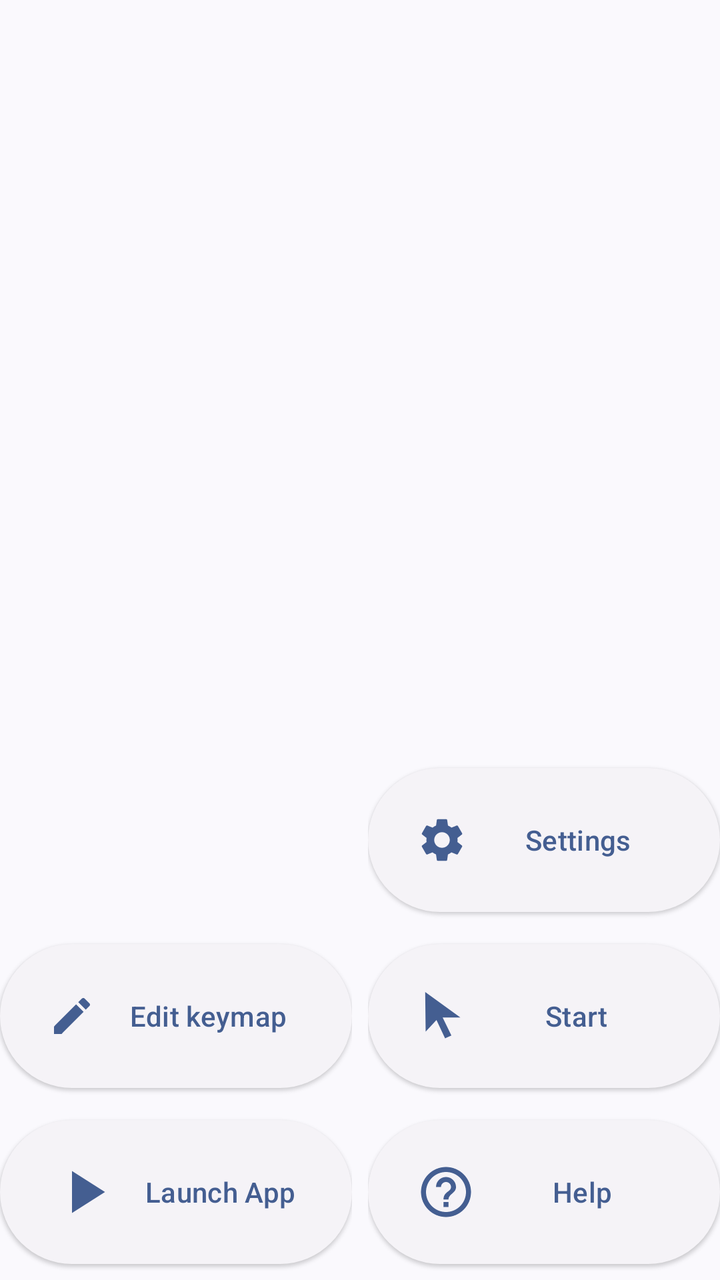
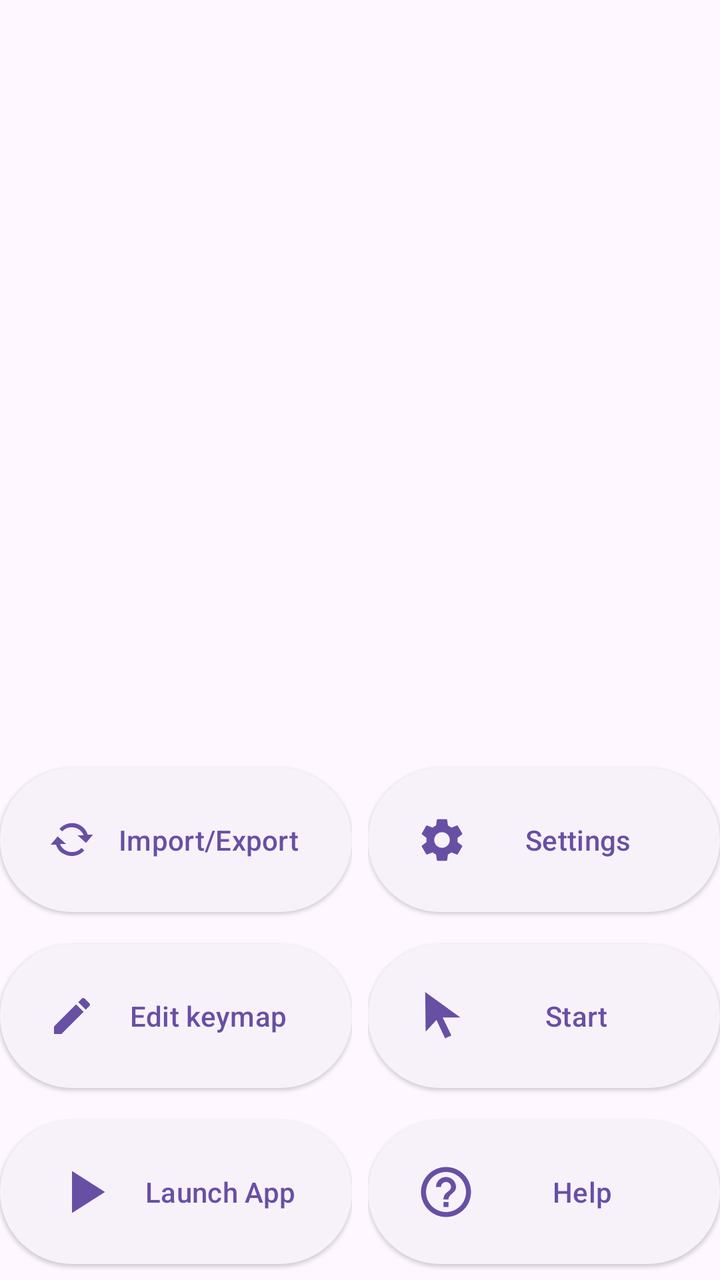

Before-and-after screenshots of an Android layout around one commit, followed by the original layout XML and the change that was made.
<!-- AndroidManifest.xml: application theme Theme.XtMapper -->
<!-- res/layout/activity_main_controls.xml -->
<androidx.constraintlayout.widget.ConstraintLayout android:layout_width="match_parent"
    android:layout_height="wrap_content"
    android:layout_marginBottom="20dp"
    app:layout_constraintBottom_toBottomOf="parent"
    android:gravity="bottom"
    xmlns:android="http://schemas.android.com/apk/res/android"
    xmlns:app="http://schemas.android.com/apk/res-auto">

    <LinearLayout
        android:id="@+id/L1"
        android:layout_width="0dp"
        android:layout_height="wrap_content"
        android:layout_marginRight="4dp"
        android:orientation="vertical"
        app:layout_constraintBottom_toBottomOf="parent"
        app:layout_constraintLeft_toLeftOf="parent"
        app:layout_constraintRight_toLeftOf="@id/L2">

        <com.google.android.material.button.MaterialButton
            style="@style/Widget.Material3.Button.ElevatedButton"
            android:id="@+id/start_editor"
            android:layout_width="match_parent"
            android:layout_height="80dp"
            android:layout_marginVertical="4dp"
            android:drawablePadding="110dp"
            android:text="@string/edit_keymap"
            app:icon="@drawable/ic_create_white_36dp"
            app:iconSize="24dp" />

        <com.google.android.material.button.MaterialButton
            style="@style/Widget.Material3.Button.ElevatedButton"
            android:id="@+id/launch_app"
            android:layout_width="match_parent"
            android:layout_height="80dp"
            android:layout_marginVertical="4dp"
            android:text="@string/launch_app"
            app:icon="@drawable/ic_start_button"
            app:iconSize="36dp" />

    </LinearLayout>

    <LinearLayout
        android:id="@+id/L2"
        android:layout_width="0dp"
        android:layout_height="wrap_content"
        android:orientation="vertical"
        app:layout_constraintLeft_toRightOf="@id/L1"
        app:layout_constraintRight_toRightOf="parent"
        android:layout_marginLeft="4dp"
        app:layout_constraintBottom_toBottomOf="parent">

        <com.google.android.material.button.MaterialButton
            style="@style/Widget.Material3.Button.ElevatedButton"
            android:id="@+id/config_button"
            android:layout_width="match_parent"
            android:layout_height="80dp"
            android:layout_marginVertical="4dp"
            android:text="@string/configure"
            app:icon="@drawable/ic_baseline_settings_24"
            app:iconSize="26dp" />

        <com.google.android.material.button.MaterialButton
            style="@style/Widget.Material3.Button.ElevatedButton"
            android:id="@+id/start_pointer"
            android:layout_width="match_parent"
            android:layout_height="80dp"
            android:layout_marginVertical="4dp"
            android:text="@string/start"
            app:icon="@drawable/ic_pointer_arrow"
            app:iconSize="24dp"/>

        <com.google.android.material.button.MaterialButton
            style="@style/Widget.Material3.Button.ElevatedButton"
            android:id="@+id/about_button"
            android:layout_width="match_parent"
            android:layout_height="80dp"
            android:layout_marginVertical="4dp"
            android:text="@string/help"
            app:icon="@drawable/ic_baseline_help_outline_24"
            app:iconSize="30dp" />
    </LinearLayout>

</androidx.constraintlayout.widget.ConstraintLayout>
<!-- resources referenced by this layout -->
<resources>
  <!-- drawable ic_baseline_help_outline_24 (drawable) -->
  <vector android:autoMirrored="true" android:height="24dp"
      android:tint="#FFFFFF" android:viewportHeight="24"
      android:viewportWidth="24" android:width="24dp" xmlns:android="http://schemas.android.com/apk/res/android">
      <path android:fillColor="@android:color/white"
          android:pathData="M11,18h2v-2h-2v2zM12,2C6.48,2 2,6.48 2,12s4.48,10 10,10 10,-4.48 10,-10S17.52,2 12,2zM12,20c-4.41,0 -8,-3.59 -8,-8s3.59,-8 8,-8 8,3.59 8,8 -3.59,8 -8,8zM12,6c-2.21,0 -4,1.79 -4,4h2c0,-1.1 0.9,-2 2,-2s2,0.9 2,2c0,2 -3,1.75 -3,5h2c0,-2.25 3,-2.5 3,-5 0,-2.21 -1.79,-4 -4,-4z"/>
  </vector>
  <!-- drawable ic_baseline_settings_24 (drawable) -->
  <vector android:height="24dp" android:tint="#FFFFFF"
      android:viewportHeight="24" android:viewportWidth="24"
      android:width="24dp" xmlns:android="http://schemas.android.com/apk/res/android">
      <path android:fillColor="@android:color/white" android:pathData="M19.14,12.94c0.04,-0.3 0.06,-0.61 0.06,-0.94c0,-0.32 -0.02,-0.64 -0.07,-0.94l2.03,-1.58c0.18,-0.14 0.23,-0.41 0.12,-0.61l-1.92,-3.32c-0.12,-0.22 -0.37,-0.29 -0.59,-0.22l-2.39,0.96c-0.5,-0.38 -1.03,-0.7 -1.62,-0.94L14.4,2.81c-0.04,-0.24 -0.24,-0.41 -0.48,-0.41h-3.84c-0.24,0 -0.43,0.17 -0.47,0.41L9.25,5.35C8.66,5.59 8.12,5.92 7.63,6.29L5.24,5.33c-0.22,-0.08 -0.47,0 -0.59,0.22L2.74,8.87C2.62,9.08 2.66,9.34 2.86,9.48l2.03,1.58C4.84,11.36 4.8,11.69 4.8,12s0.02,0.64 0.07,0.94l-2.03,1.58c-0.18,0.14 -0.23,0.41 -0.12,0.61l1.92,3.32c0.12,0.22 0.37,0.29 0.59,0.22l2.39,-0.96c0.5,0.38 1.03,0.7 1.62,0.94l0.36,2.54c0.05,0.24 0.24,0.41 0.48,0.41h3.84c0.24,0 0.44,-0.17 0.47,-0.41l0.36,-2.54c0.59,-0.24 1.13,-0.56 1.62,-0.94l2.39,0.96c0.22,0.08 0.47,0 0.59,-0.22l1.92,-3.32c0.12,-0.22 0.07,-0.47 -0.12,-0.61L19.14,12.94zM12,15.6c-1.98,0 -3.6,-1.62 -3.6,-3.6s1.62,-3.6 3.6,-3.6s3.6,1.62 3.6,3.6S13.98,15.6 12,15.6z"/>
  </vector>
  <!-- drawable ic_create_white_36dp (drawable) -->
  <vector
      android:tint="#FFFFFF"
      android:viewportHeight="24.0" android:viewportWidth="24.0"
      android:width="36dp" android:height="36dp"
      xmlns:android="http://schemas.android.com/apk/res/android">
      <path android:fillColor="#FFFFFFFF"
          android:pathData="M3,17.25V21h3.75L17.81,9.94l-3.75,-3.75L3,17.25zM20.71,7.04c0.39,-0.39 0.39,-1.02 0,-1.41l-2.34,-2.34c-0.39,-0.39 -1.02,-0.39 -1.41,0l-1.83,1.83 3.75,3.75 1.83,-1.83z"/>
  </vector>
  <!-- drawable ic_pointer_arrow (drawable) -->
  <vector xmlns:android="http://schemas.android.com/apk/res/android"
      android:width="24dp"
      android:height="24dp"
      android:viewportWidth="1"
      android:viewportHeight="1">
    <path
        android:pathData="M10,3.125L10,4.125L11,4.125L11,3.125Z"
        android:fillColor="#00000000"
        android:fillAlpha="1"/>
    <path
        android:pathData="M-0,-0L-0,1L1,1L1,-0Z"
        android:fillColor="#00000000"/>
    <path
        android:pathData="M0.7374,0.9067L0.6055,0.9663L0.4266,0.5836L0.2012,0.8251L0.1914,-0L0.9252,0.5306L0.5553,0.53Z"
        android:strokeLineJoin="miter"
        android:strokeWidth="0"
        android:fillColor="#FFFFFF"
        android:strokeLineCap="butt"/>
  </vector>
  <!-- drawable ic_start_button (drawable) -->
  <vector android:height="24dp" android:tint="#FFFFFF"
      android:viewportHeight="24" android:viewportWidth="24"
      android:width="24dp" xmlns:android="http://schemas.android.com/apk/res/android">
      <path android:fillColor="@android:color/white" android:pathData="M8,5v14l11,-7z"/>
  </vector>
  <string name="configure">Settings</string>
  <string name="edit_keymap">Edit keymap</string>
  <string name="help">Help</string>
  <string name="launch_app">Launch App</string>
  <string name="start">Start</string>
  <style name="Theme.XtMapper" parent="Theme.Material3.DynamicColors.DayNight"> </style>
</resources>

<!-- the commit's change to res/layout/activity_main_controls.xml (unified diff, before → after) -->
@@ -15,6 +15,17 @@
         app:layout_constraintBottom_toBottomOf="parent"
         app:layout_constraintLeft_toLeftOf="parent"
         app:layout_constraintRight_toLeftOf="@id/L2">
+
+        <com.google.android.material.button.MaterialButton
+            style="@style/Widget.Material3.Button.ElevatedButton"
+            android:id="@+id/import_export_button"
+            android:layout_width="match_parent"
+            android:layout_height="80dp"
+            android:layout_marginVertical="4dp"
+            android:drawablePadding="110dp"
+            android:text="@string/import_export"
+            app:icon="@android:drawable/stat_notify_sync"
+            app:iconSize="24dp" />
 
         <com.google.android.material.button.MaterialButton
             style="@style/Widget.Material3.Button.ElevatedButton"
<!-- resource entries referenced after the edit -->
@@ -51,8 +51,11 @@
   <string name="configure">Settings</string>
   <string name="edit_keymap">Edit keymap</string>
   <string name="help">Help</string>
+  <string name="import_export">Import/Export</string>
   <string name="launch_app">Launch App</string>
   <string name="start">Start</string>
-  <style name="Theme.XtMapper" parent="Theme.Material3.DynamicColors.DayNight"> </style>
+  <style name="Theme.XtMapper" parent="Theme.Material3.DayNight.NoActionBar">
+          <item name="android:statusBarColor">?android:colorBackground</item>
+      </style>
 </resources>
 
